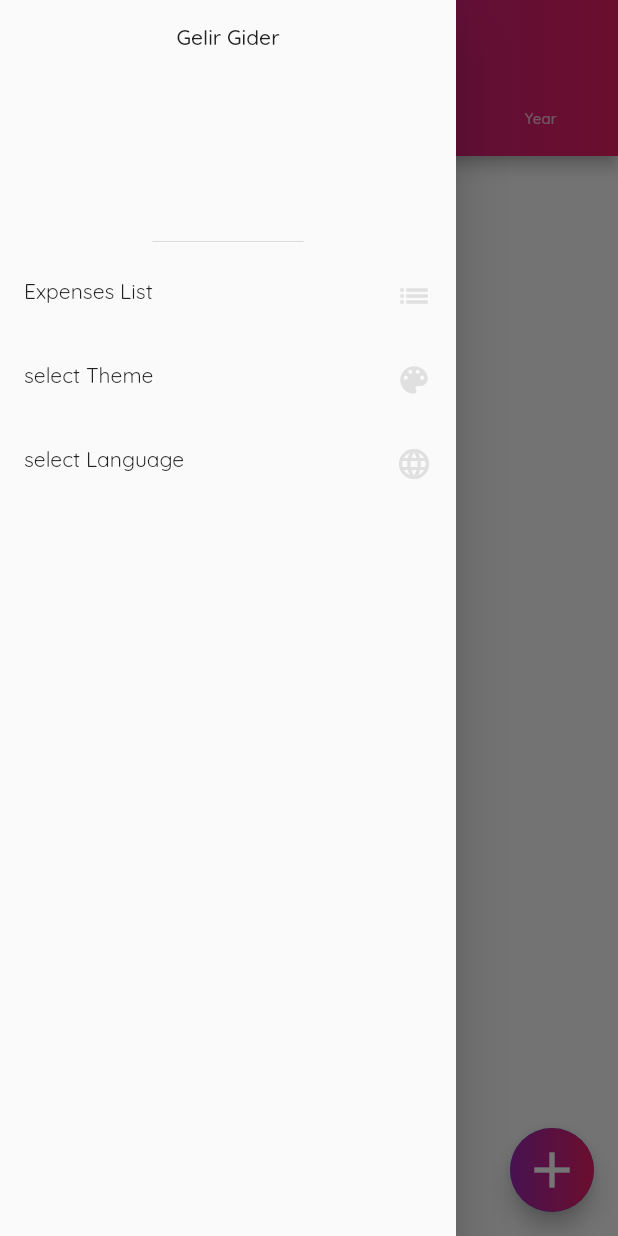
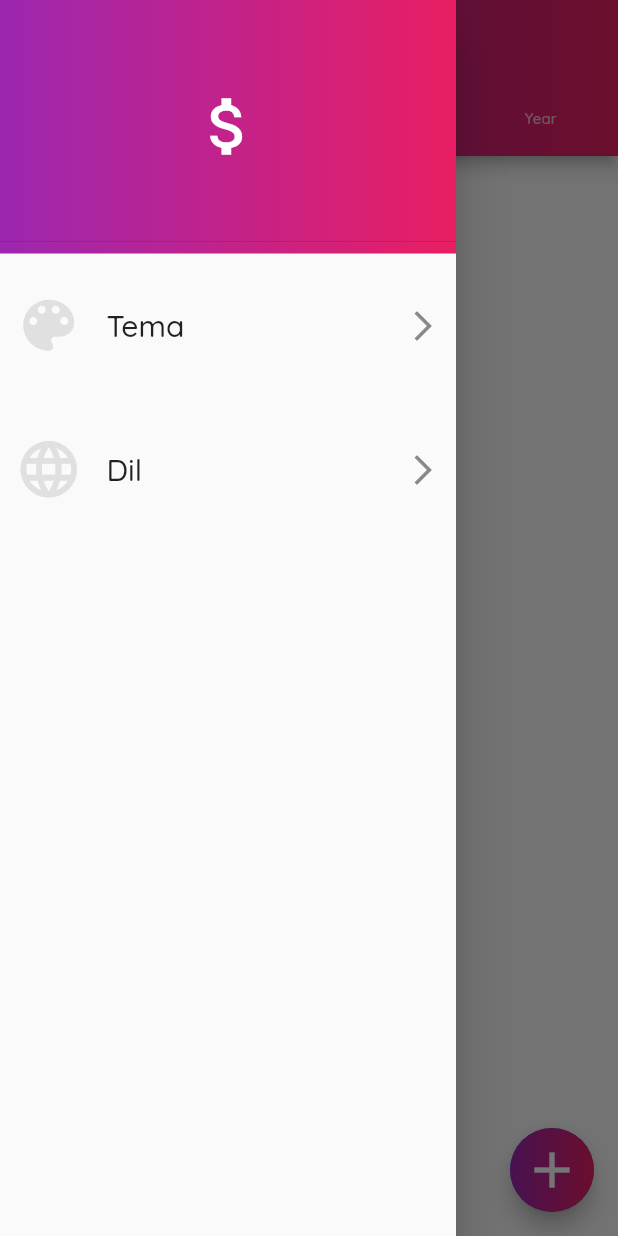
Before and after one commit to GelirGider/gelir_gider, a Flutter app: the screen it shows after launch, with the side drawer open, on a phone screen of 412 x 824 dp. Run offline on Flutter 3.47's test engine with Material 2 defaults, Android fonts, the phone set to English and light mode, and no system bars; our stand-ins replace date_time_picker, google_fonts, gradient_app_bar, jiffy, lite_rolling_switch, sqflite; accounts and stored records are empty.

Commit message:
Drawer and Light/Dark dialog UI

```diff
--- a/lib/screens/expenses_list_screen.dart
+++ b/lib/screens/expenses_list_screen.dart
@@ -8,10 +8,8 @@ import 'package:gelir_gider/widgets/main_drawer.dart';
 import 'package:gelir_gider/widgets/money_widget.dart';
 import 'package:gradient_app_bar/gradient_app_bar.dart';
 import 'package:provider/provider.dart';
-import 'package:gelir_gider/widgets/theme_dialog_widget.dart';
 import 'adding_expense_screen.dart';
 import 'package:gelir_gider/modals/custom_theme_modal.dart';
-import 'package:gelir_gider/screens/language_selection_screen.dart';
 
 class ExpensesListScreen extends StatefulWidget {
   @override
--- a/lib/widgets/main_drawer.dart
+++ b/lib/widgets/main_drawer.dart
@@ -1,11 +1,13 @@
 import 'package:flutter/material.dart';
-import 'package:gelir_gider/screens/expenses_list_screen.dart';
+import 'package:gelir_gider/modals/custom_theme_modal.dart';
+import 'package:provider/provider.dart';
+import 'package:gelir_gider/widgets/theme_dialog_widget.dart';
 import 'package:gelir_gider/screens/language_selection_screen.dart';
-import 'package:gelir_gider/widgets/theme_dialog_widget.dart';
 
 class MainDrawer extends StatelessWidget {
   @override
   Widget build(BuildContext context) {
+    final _theme = Provider.of<CustomThemeModal>(context, listen: false);
     void showThemePicker() {
       showDialog<void>(
         context: context,
@@ -16,36 +18,35 @@ class MainDrawer extends StatelessWidget {
     }
 
     return Drawer(
-      child: Column(
+      child: ListView(
         children: [
-          DrawerHeader(
-            child: Text('Gelir Gider'),
+          Container(
+            decoration: BoxDecoration(
+              gradient: LinearGradient(
+                  colors: _theme.getThemeData.brightness == Brightness.dark
+                      ? [Color(0xff191919), Color(0xff191919)]
+                      : [Colors.purple, Colors.pink]),
+            ),
+            child: DrawerHeader(
+              child: Icon(Icons.attach_money,size: 50,),
+            ),
           ),
           ListTile(
+            contentPadding: EdgeInsets.fromLTRB(10, 20, 10, 20),
             onTap: () {
-              return Navigator.of(context).pushReplacement(
-                MaterialPageRoute(
-                  builder: (ctx) => ExpensesListScreen(),
-                ),
-              );
+              Navigator.pop(context);
+              showThemePicker();
             },
-            trailing: Icon(
-              Icons.list,
+            title: Text('Tema',style: TextStyle(fontSize: 20),),
+            leading: Icon(
+              Icons.color_lens,
+              size: 45,
               color: Theme.of(context).buttonColor,
             ),
-            leading: Text('Expenses List'),
+            trailing: Icon(Icons.arrow_forward_ios),
           ),
           ListTile(
-            onTap: () {
-              showThemePicker();
-            },
-            trailing: Icon(
-              Icons.color_lens,
-              color: Theme.of(context).buttonColor,
-            ),
-            leading: Text('select Theme'),
-          ),
-          ListTile(
+            contentPadding: EdgeInsets.fromLTRB(10, 20, 10, 20),
             onTap: () {
               return Navigator.of(context).pushReplacement(
                 MaterialPageRoute(
@@ -53,11 +54,13 @@ class MainDrawer extends StatelessWidget {
                 ),
               );
             },
-            trailing: Icon(
+            title: Text('Dil',style: TextStyle(fontSize: 20),),
+            leading: Icon(
               Icons.language,
+              size: 45,
               color: Theme.of(context).buttonColor,
             ),
-            leading: Text('select Language'),
+            trailing: Icon(Icons.arrow_forward_ios),
           ),
         ],
       ),
```
Also changed, not shown: lib/widgets/theme_dialog_widget.dart (+31 -8 lines), pubspec.lock.
